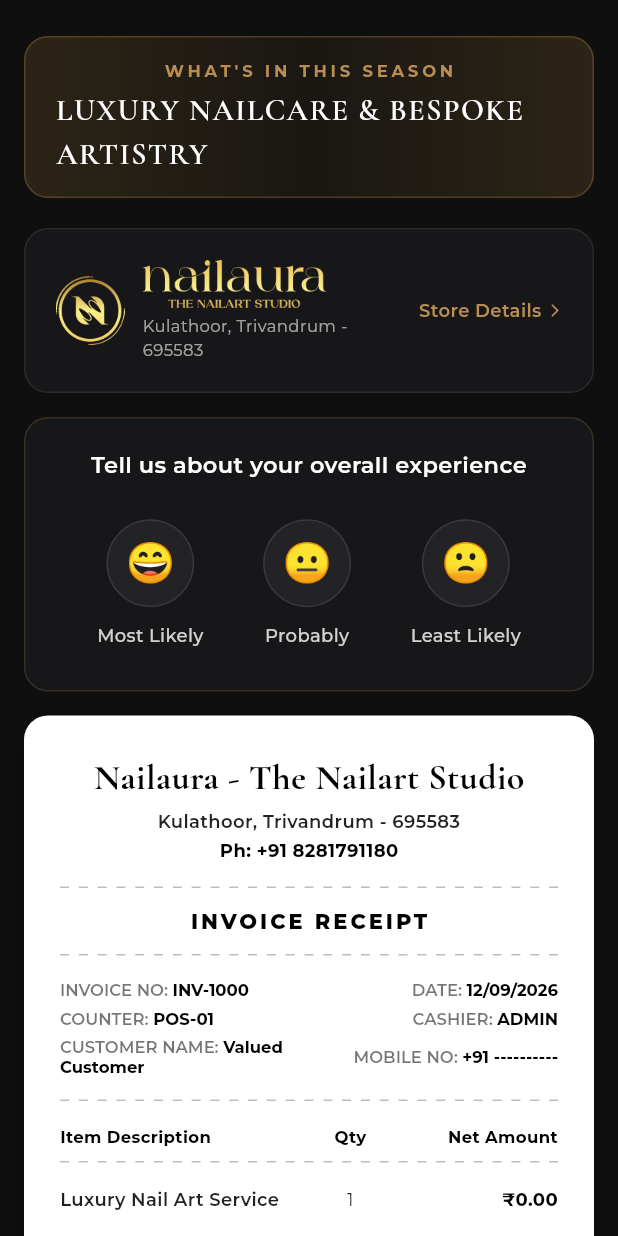
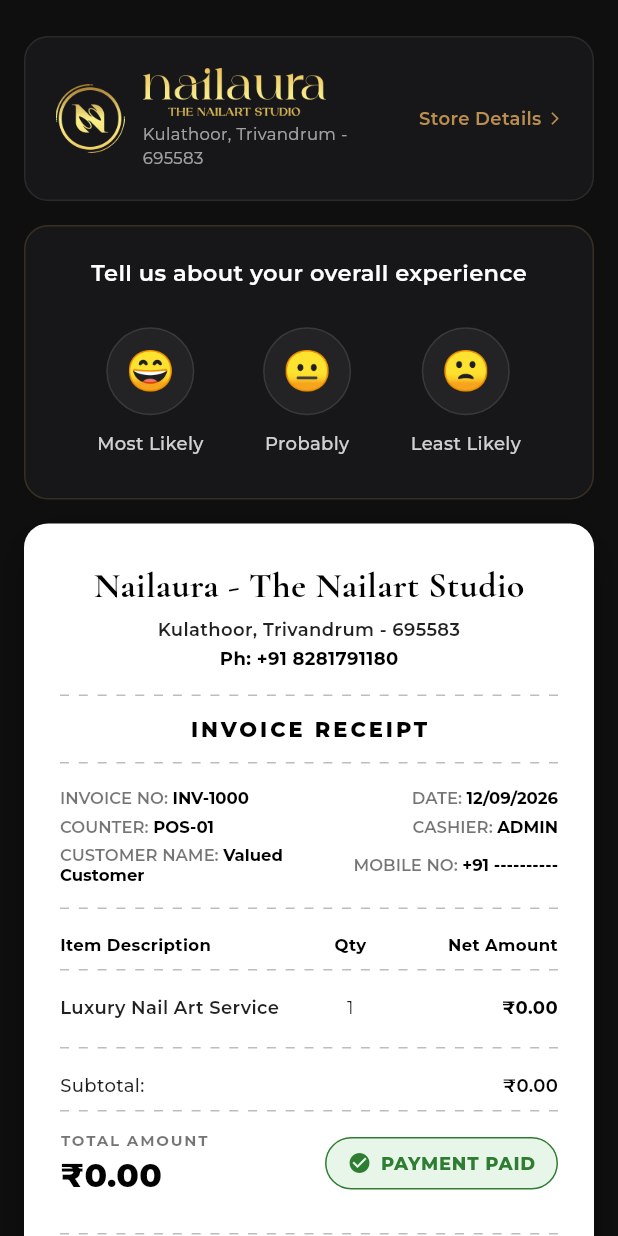
Before and after one commit to amalchithradev1/nailaura, a Flutter app: the InvoiceScreen screen opened directly with empty values, on a phone screen of 412 x 824 dp. Run offline on Flutter 3.47's test engine with Material 3 defaults, Android fonts, the phone set to English and light mode, and no system bars; our stand-ins replace flutter_animate, google_fonts, pdf, printing, visibility_detector.

Commit message:
Remove top campaign banner box from digital invoice screen

```diff
--- a/lib/screens/invoice_screen.dart
+++ b/lib/screens/invoice_screen.dart
@@ -304,11 +304,7 @@
               constraints: const BoxConstraints(maxWidth: 680),
               child: Column(
                 children: [
-                  // 1. Top Luxury Campaign Banner
-                  _buildCampaignBanner(),
-                  const SizedBox(height: 20),
-
-                  // 2. Main Store Header & Logo
+                  // 1. Main Store Header & Logo
                   _buildHeaderCard(),
                   const SizedBox(height: 16),
 
@@ -336,42 +332,7 @@
     );
   }
 
-  Widget _buildCampaignBanner() {
-    return Container(
-      width: double.infinity,
-      padding: const EdgeInsets.symmetric(vertical: 14, horizontal: 20),
-      decoration: BoxDecoration(
-        gradient: const LinearGradient(
-          colors: [Color(0xFF2C2416), Color(0xFF1A1713), Color(0xFF2C2416)],
-        ),
-        borderRadius: BorderRadius.circular(16),
-        border: Border.all(color: AppTheme.primaryGold.withValues(alpha: 0.3), width: 1),
-      ),
-      child: Column(
-        children: [
-          Text(
-            "WHAT'S IN THIS SEASON",
-            style: GoogleFonts.montserrat(
-              color: AppTheme.primaryGold,
-              fontSize: 11,
-              fontWeight: FontWeight.w700,
-              letterSpacing: 2.5,
-            ),
-          ),
-          const SizedBox(height: 4),
-          Text(
-            "LUXURY NAILCARE & BESPOKE ARTISTRY",
-            style: GoogleFonts.cormorantGaramond(
-              color: Colors.white,
-              fontSize: 20,
-              fontWeight: FontWeight.w600,
-              letterSpacing: 1.0,
-            ),
-          ),
-        ],
-      ),
-    );
-  }
+
 
   Widget _buildHeaderCard() {
     return Container(
```
